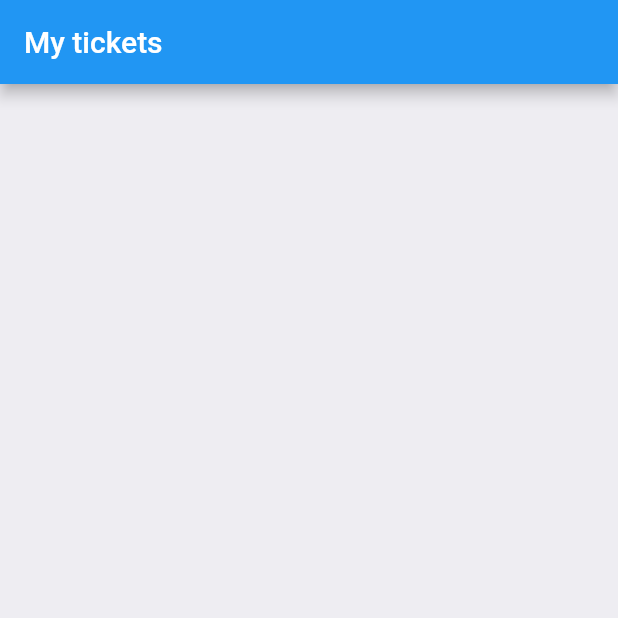
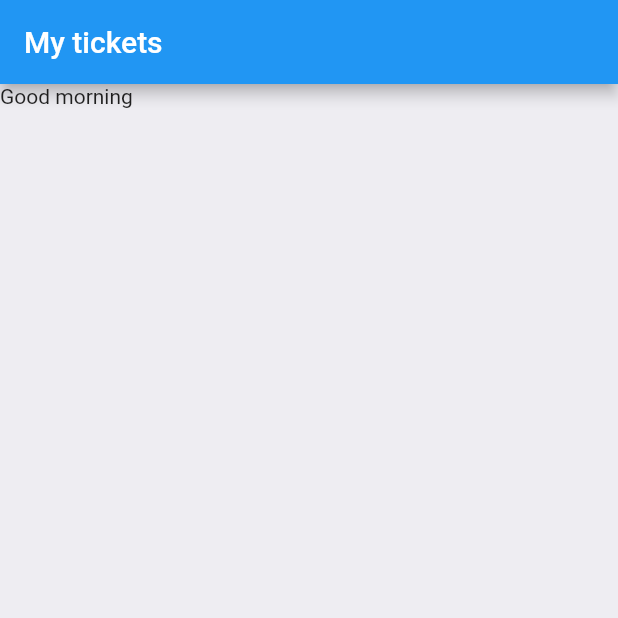
Before and after one commit to ChukwumekaAugustineAnoliefo/bookTickets, a Flutter app: the screen it shows after launch, on a phone screen of 412 x 824 dp, the top half of it. Run offline on Flutter 3.47's test engine with Material 2 defaults, Android fonts, the phone set to English and light mode, and no system bars; our stand-ins replace fluentui_icons.

```diff
--- a/lib/screens/home_screen.dart
+++ b/lib/screens/home_screen.dart
@@ -8,6 +8,24 @@ class HomeScreen extends StatelessWidget {
   Widget build(BuildContext context) {
     return Scaffold(
       backgroundColor: Color(0xffeeedf2),
+      body: ListView(
+        children: [
+          Container(
+            child: Column(
+              children: [
+                Row(
+                  children: [
+                    Text(
+                      "Good morning",
+                    ),
+                    Container()
+                  ],
+                )
+              ],
+            ),
+          )
+        ],
+      ),
     );
   }
 }
```
Also changed, not shown: assets/images/img.png (added), assets/images/img_1.png (added), assets/images/one.png (added), assets/images/sit.jpg (added), assets/images/three.png (added), assets/images/two.png (added), assets/images/visa.png (added).
